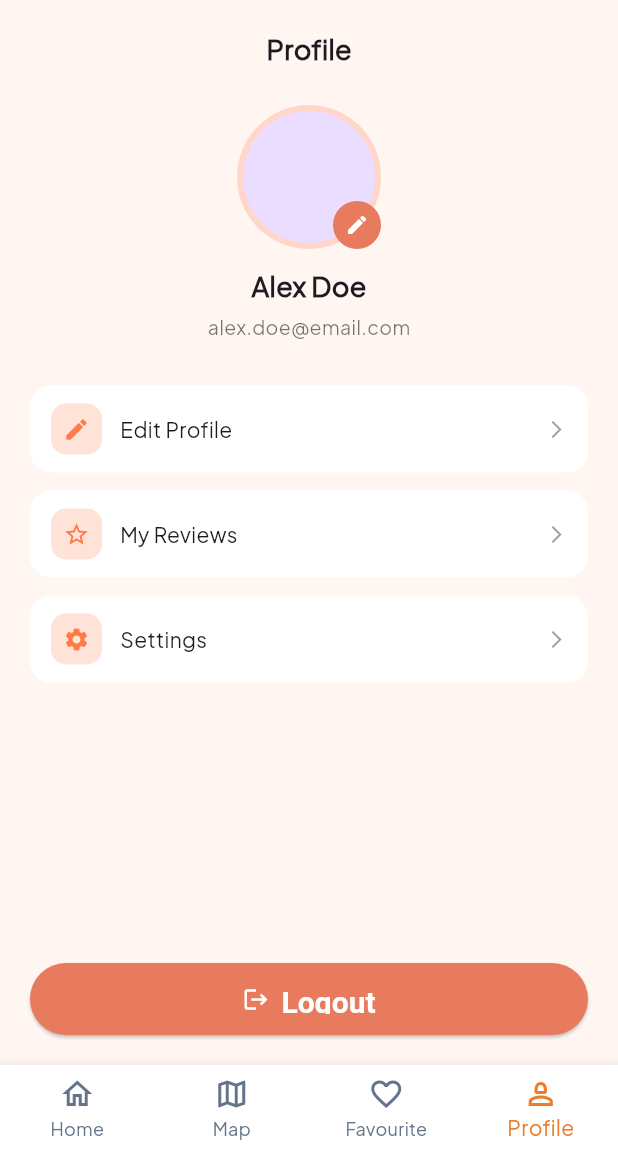
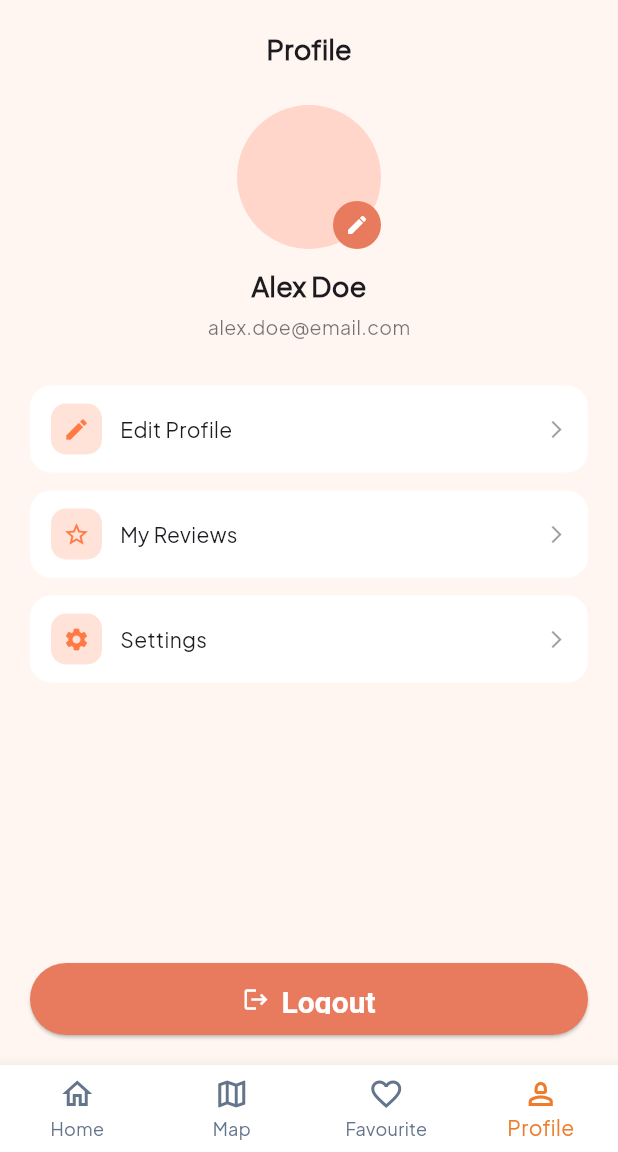
Before and after one commit to SnehaMdhr/munch_nearby, a Flutter app: the BottomNavigationBarForCustomer screen opened directly, item 4 of the bottom bar chosen, on a phone screen of 412 x 824 dp, the part 84-1236 px from its top. Run offline on Flutter 3.47's test engine with Material 3 defaults, Android fonts, the phone set to English and light mode, and no system bars; our stand-ins replace connectivity_plus, dartz, dio, equatable, flutter_riverpod, flutter_secure_storage and 5 more; missing offline and left inert: dio_smart_retry; accounts and stored records are empty.

Commit message:
changes in the ui

```diff
--- a/lib/features/customer_dashboard/presentation/pages/bottom_screen_customer/profile_screen.dart
+++ b/lib/features/customer_dashboard/presentation/pages/bottom_screen_customer/profile_screen.dart
@@ -174,12 +174,9 @@ class _ProfileScreenState extends ConsumerState<ProfileScreen> {
                 CircleAvatar(
                   radius: 48,
                   backgroundColor: const Color(0xFFFFD6C9),
-                      child: CircleAvatar(
-                        radius: 44,
                   backgroundImage: _selectedMedia.isNotEmpty
                       ? FileImage(File(_selectedMedia.first.path))
                       : null,
-                      ),
                 ),
                 Positioned(
                   bottom: 0,
@@ -189,52 +186,29 @@ class _ProfileScreenState extends ConsumerState<ProfileScreen> {
                     child: CircleAvatar(
                       radius: 16,
                       backgroundColor: const Color(0xFFE87A5D),
-                          child: const Icon(Icons.edit,
-                              size: 16, color: Colors.white),
+                      child: const Icon(Icons.edit, size: 16, color: Colors.white),
                     ),
                   ),
                 ),
-                  ],
-                ),
-
-                if (_selectedMedia.isNotEmpty) ...[
-                  const SizedBox(height: 12),
-                  Stack(
-                    children: [
-                      Container(
-                        width: 100,
-                        height: 100,
-                        decoration: BoxDecoration(
-                          borderRadius: BorderRadius.circular(20),
-                          image: DecorationImage(
-                            image: FileImage(File(_selectedMedia.first.path)),
-                            fit: BoxFit.cover,
-                          ),
-                        ),
-                      ),
+                if (_selectedMedia.isNotEmpty)
                   Positioned(
-                        top: 4,
-                        right: 4,
+                    top: 0,
+                    right: 0,
                     child: GestureDetector(
                       onTap: () {
                         setState(() {
                           _selectedMedia.clear();
                         });
                       },
-                          child: Container(
-                            decoration: const BoxDecoration(
-                              color: Colors.red,
-                              shape: BoxShape.circle,
-                            ),
-                            padding: const EdgeInsets.all(4),
-                            child: const Icon(Icons.close,
-                                color: Colors.white, size: 15),
+                      child: CircleAvatar(
+                        radius: 12,
+                        backgroundColor: Colors.red,
+                        child: const Icon(Icons.close, size: 14, color: Colors.white),
                       ),
                     ),
                   ),
               ],
             ),
-                ],
 
                 const SizedBox(height: 12),
                 const Text("Alex Doe",
```
Lines whose indentation alone changed are shown as unchanged.
